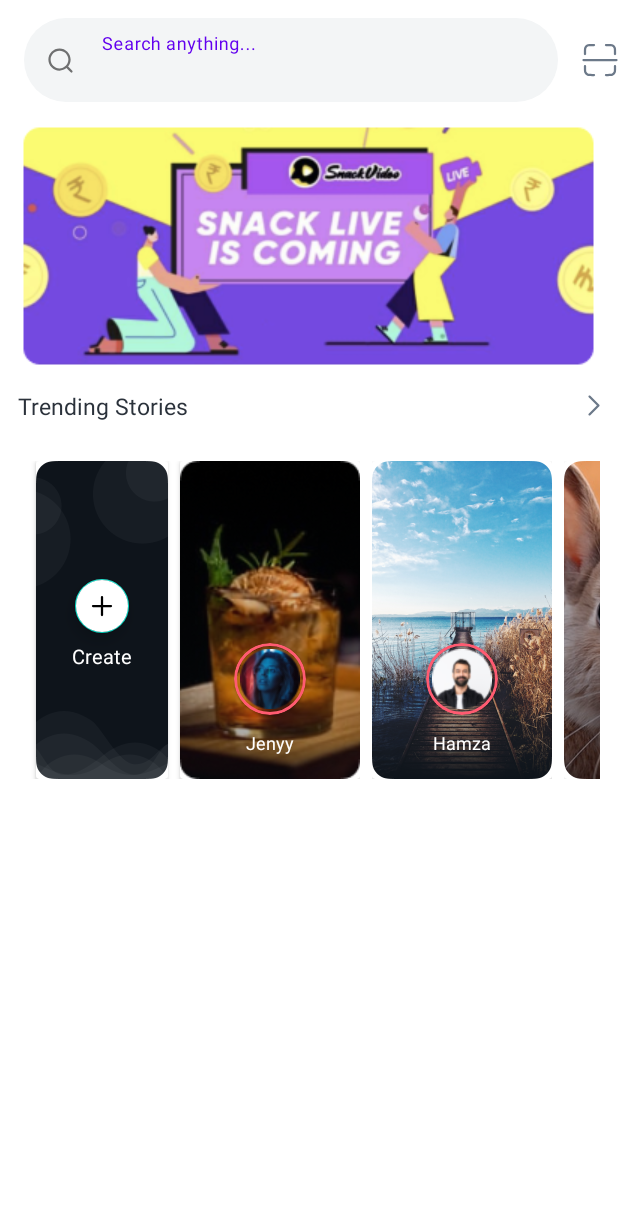
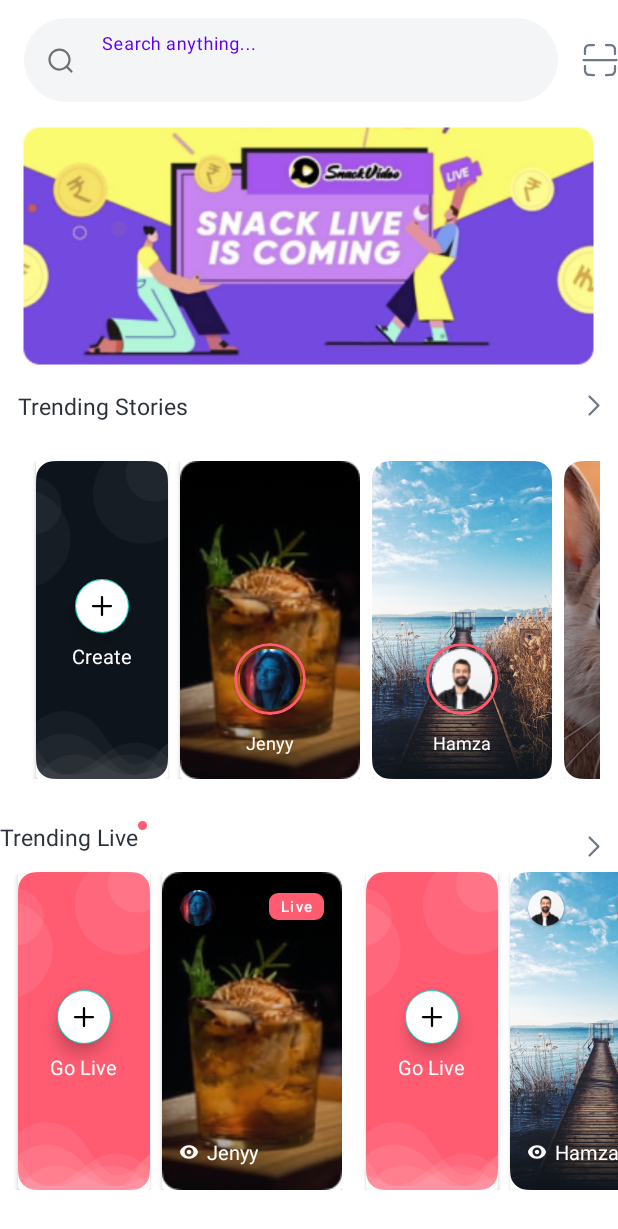
Before and after one commit to Asmat119/feardog, an Android app: the screen it shows after launch (TrendingActivity), on a phone screen of 412 x 824 dp. Shown: the top 1229 px of the screen. Run offline under Robolectric (Android 15) with nearby library versions, the phone set to English and light mode, and no system bars.

Commit message:
second rv done

```diff
--- /dev/null
+++ b/app/src/main/java/adapter/TrendingLiveAdapter.java
@@ -0,0 +1,50 @@
+package adapter;
+
+import android.view.LayoutInflater;
+import android.view.ViewGroup;
+
+import androidx.annotation.NonNull;
+import androidx.recyclerview.widget.RecyclerView;
+
+import com.example.feardog.databinding.TrendingliveBinding;
+
+import java.util.ArrayList;
+
+import model.TrendingLiveModel;
+
+public class TrendingLiveAdapter extends RecyclerView.Adapter<TrendingLiveAdapter.ViewHolder> {
+    TrendingliveBinding binding;
+    ArrayList<TrendingLiveModel> list;
+
+    public TrendingLiveAdapter(ArrayList<TrendingLiveModel> list) {
+        this.list = list;
+    }
+
+    @NonNull
+    @Override
+    public TrendingLiveAdapter.ViewHolder onCreateViewHolder(@NonNull ViewGroup parent, int viewType) {
+        binding = TrendingliveBinding.inflate(LayoutInflater.from(parent.getContext()),parent,false);
+        return new ViewHolder(binding);
+    }
+
+    @Override
+    public void onBindViewHolder(@NonNull TrendingLiveAdapter.ViewHolder holder, int position) {
+        holder.binding.ivBack.setImageResource(list.get(position).getIvbak());
+        holder.binding.ivAva.setImageResource(list.get(position).getIvAva());
+        holder.binding.tvViewrs.setText(list.get(position).getTvViewrs());
+    }
+
+    @Override
+    public int getItemCount() {
+        return list.size();
+    }
+
+    public class ViewHolder extends RecyclerView.ViewHolder {
+        TrendingliveBinding binding;
+
+        public ViewHolder(@NonNull TrendingliveBinding itemView) {
+            super(itemView.getRoot());
+            binding = itemView;
+        }
+    }
+}
--- a/app/src/main/java/com/example/feardog/TrendingActivity.java
+++ b/app/src/main/java/com/example/feardog/TrendingActivity.java
@@ -12,12 +12,15 @@ import com.example.feardog.databinding.TrendingstoriesBinding;
 import java.util.ArrayList;
 
 import adapter.TrendingAdapter;
+import adapter.TrendingLiveAdapter;
+import model.TrendingLiveModel;
 import model.TrendingStoryModel;
 
 public class TrendingActivity extends AppCompatActivity {
 
      ActivityTrendingBinding binding;
      ArrayList<TrendingStoryModel> list;
+    ArrayList<TrendingLiveModel> tlist ;
 
 
 
@@ -26,7 +29,9 @@ public class TrendingActivity extends AppCompatActivity {
         super.onCreate(savedInstanceState);
         binding = ActivityTrendingBinding.inflate(getLayoutInflater());
         RecyclerView recyclerView = binding.rv;
+        RecyclerView rvLive = binding.rvLive;
         list = new ArrayList<>();
+        tlist = new ArrayList<>();
 
         list.add(new TrendingStoryModel(R.drawable.story___larger,R.drawable.jenny,"Jenyy"));
         list.add(new TrendingStoryModel(R.drawable.travel,R.drawable.regular,"Hamza"));
@@ -34,9 +39,20 @@ public class TrendingActivity extends AppCompatActivity {
         list.add(new TrendingStoryModel(R.drawable.story___larger,R.drawable.kris,"Kris"));
         list.add(new TrendingStoryModel(R.drawable.story___larger,R.drawable.jones,"Jones"));
 
+        tlist.add(new TrendingLiveModel(R.drawable.story___larger,R.drawable.jenny,"Jenyy"));
+        tlist.add(new TrendingLiveModel(R.drawable.travel,R.drawable.regular,"Hamza"));
+        tlist.add(new TrendingLiveModel(R.drawable.live___larger,R.drawable.ann,"Anny"));
+        tlist.add(new TrendingLiveModel(R.drawable.story___larger,R.drawable.kris,"Kris"));
+        tlist.add(new TrendingLiveModel(R.drawable.story___larger,R.drawable.jones,"Jones"));
+
         TrendingAdapter adapter = new TrendingAdapter(list);
         recyclerView.setLayoutManager(new LinearLayoutManager(this,LinearLayoutManager.HORIZONTAL,false));
         recyclerView.setAdapter(adapter);
+
+        TrendingLiveAdapter adapteLiver = new TrendingLiveAdapter(tlist);
+        rvLive.setLayoutManager(new LinearLayoutManager(this,LinearLayoutManager.HORIZONTAL,false));
+        rvLive.setAdapter(adapteLiver);
+
 
 
         setContentView(binding.getRoot());
--- /dev/null
+++ b/app/src/main/java/model/TrendingLiveModel.java
@@ -0,0 +1,36 @@
+package model;
+
+public class TrendingLiveModel {
+    int ivbak, ivAva;
+    String tvViewrs;
+
+    public TrendingLiveModel(int ivbak, int ivAva, String tvViewrs) {
+        this.ivbak = ivbak;
+        this.ivAva = ivAva;
+        this.tvViewrs = tvViewrs;
+    }
+
+    public int getIvbak() {
+        return ivbak;
+    }
+
+    public int getIvAva() {
+        return ivAva;
+    }
+
+    public void setIvbak(int ivbak) {
+        this.ivbak = ivbak;
+    }
+
+    public void setIvAva(int ivAva) {
+        this.ivAva = ivAva;
+    }
+
+    public void setTvViewrs(String tvViewrs) {
+        this.tvViewrs = tvViewrs;
+    }
+
+    public String getTvViewrs() {
+        return tvViewrs;
+    }
+}
--- a/app/src/main/res/layout/activity_trending.xml
+++ b/app/src/main/res/layout/activity_trending.xml
@@ -99,5 +99,34 @@
         android:id="@+id/rv"
 
         />
+    <RelativeLayout
+        android:layout_width="match_parent"
+        android:layout_height="wrap_content"
+        android:layout_marginTop="28dp">
+        <TextView
+            android:layout_width="wrap_content"
+            android:layout_height="wrap_content"
+            android:id="@+id/tvTrending"
+            android:text="Trending Live"
+            android:textColor="#2B323B"
+            android:textSize="15sp" />
+        <ImageView
+            android:layout_width="wrap_content"
+            android:layout_height="wrap_content"
+            android:layout_toRightOf="@id/tvTrending"
+            android:src="@drawable/ellipse_10"
+            />
+        <ImageButton
+            android:layout_width="wrap_content"
+            android:layout_height="wrap_content"
+            android:src="@drawable/union_r"
+            android:layout_alignParentRight="true"
+            android:backgroundTint="@android:color/transparent"
+            />
+    </RelativeLayout>
+    <androidx.recyclerview.widget.RecyclerView
+        android:layout_width="match_parent"
+        android:layout_height="wrap_content"
+        android:id="@+id/rvLive"/>
 
 </LinearLayout>
--- a/app/src/main/res/layout/comments.xml
+++ b/app/src/main/res/layout/comments.xml
@@ -108,10 +108,10 @@
                     android:layout_height="match_parent"
                     app:parentLayout="@layout/layout_parent"
                     app:childLayout="@layout/layout_child"/>
+            </LinearLayout>
 
+        </LinearLayout>
 
-            </LinearLayout>
-        </LinearLayout>
         <LinearLayout
             android:layout_width="wrap_content"
             android:id="@+id/layoutLike"
@@ -132,7 +132,9 @@
                 android:textSize="12sp" />
 
         </LinearLayout>
+
         </RelativeLayout>
+
     </LinearLayout>
 
     <LinearLayout
@@ -180,8 +182,6 @@
                     android:layout_width="match_parent"
                     android:layout_height="wrap_content"
                     android:background="@null" />
-
-
             </com.google.android.material.textfield.TextInputLayout>
             <ImageButton
                 android:layout_width="wrap_content"
@@ -195,4 +195,5 @@
                 />
         </RelativeLayout>
     </LinearLayout>
+
 </LinearLayout>
--- a/app/src/main/res/layout/travel.xml
+++ b/app/src/main/res/layout/travel.xml
@@ -5,7 +5,7 @@
     android:layout_width="match_parent"
     android:layout_height="match_parent"
     android:layout_marginHorizontal="16dp">
-<RelativeLayout
+    <RelativeLayout
     android:layout_width="wrap_content"
     android:layout_height="wrap_content"
     android:layout_marginTop="16dp">
@@ -25,7 +25,7 @@
         android:layout_margin="18dp"
         />
     </com.google.android.material.card.MaterialCardView>
- <TextView
+    <TextView
      android:layout_width="wrap_content"
      android:layout_height="wrap_content"
      android:text="travel"
--- a/app/src/main/res/layout/trendinglive.xml
+++ b/app/src/main/res/layout/trendinglive.xml
@@ -2,42 +2,18 @@
 <LinearLayout xmlns:android="http://schemas.android.com/apk/res/android"
     xmlns:app="http://schemas.android.com/apk/res-auto"
     android:orientation="vertical"
-    android:layout_width="match_parent"
+    android:layout_width="wrap_content"
+    android:layout_marginHorizontal="4dp"
     android:layout_height="wrap_content"
-    android:layout_marginHorizontal="16dp">
-    <RelativeLayout
-        android:layout_width="match_parent"
-        android:layout_height="wrap_content"
-        android:layout_marginTop="28dp">
-        <TextView
-            android:layout_width="wrap_content"
-            android:layout_height="wrap_content"
-            android:id="@+id/tvTrending"
-            android:text="Trending Live"
-            android:textColor="#2B323B"
-            android:textSize="15sp" />
-        <ImageView
-            android:layout_width="wrap_content"
-            android:layout_height="wrap_content"
-            android:layout_toRightOf="@id/tvTrending"
-            android:src="@drawable/ellipse_10"
-            />
-        <ImageButton
-            android:layout_width="wrap_content"
-            android:layout_height="wrap_content"
-            android:src="@drawable/union_r"
-            android:layout_alignParentRight="true"
-            android:backgroundTint="@android:color/transparent"
-            />
-    </RelativeLayout>
+    >
+
     <LinearLayout
         android:layout_width="match_parent"
         android:orientation="horizontal"
-        android:layout_marginTop="16dp"
         android:layout_gravity="center_vertical"
         android:gravity="center_vertical"
         android:layout_height="wrap_content">
-         <androidx.cardview.widget.CardView
+        <androidx.cardview.widget.CardView
         android:layout_width="88dp"
         android:layout_marginHorizontal="8dp"
         android:layout_height="212dp">
@@ -79,6 +55,7 @@
             <ImageView
                 android:layout_width="wrap_content"
                 android:layout_height="wrap_content"
+                android:id="@+id/ivBack"
                 android:src="@drawable/live___larger"
                 />
             <RelativeLayout
@@ -100,6 +77,7 @@
                  <ImageView
                      android:layout_width="wrap_content"
                      android:layout_height="wrap_content"
+                     android:id="@+id/ivAva"
                      android:src="@drawable/ellipse"
                      />
                 </com.google.android.material.card.MaterialCardView>
@@ -123,6 +101,7 @@
                     android:layout_width="wrap_content"
                     android:layout_height="wrap_content"
                     android:drawableStart="@drawable/eye"
+                    android:id="@+id/tvViewrs"
                     android:drawablePadding="6dp"
                     android:text="215.8K"
                     android:layout_marginHorizontal="12dp"
```
Also changed, not shown: app/src/main/res/layout/activity_main.xml (+4 -13 lines).
